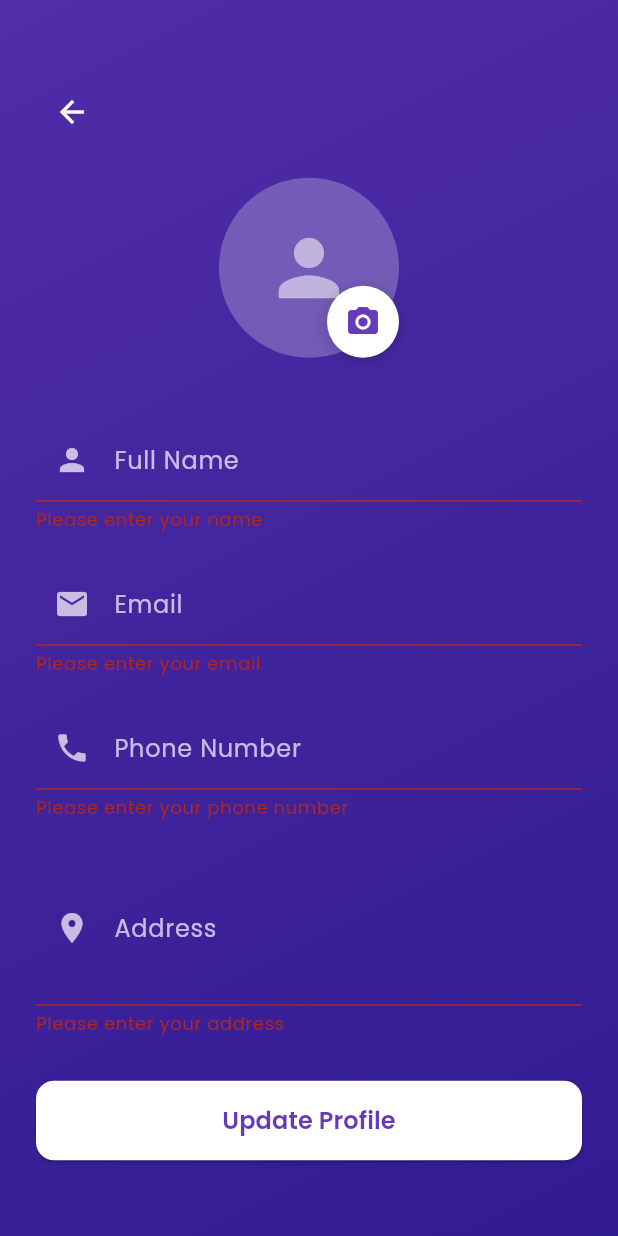
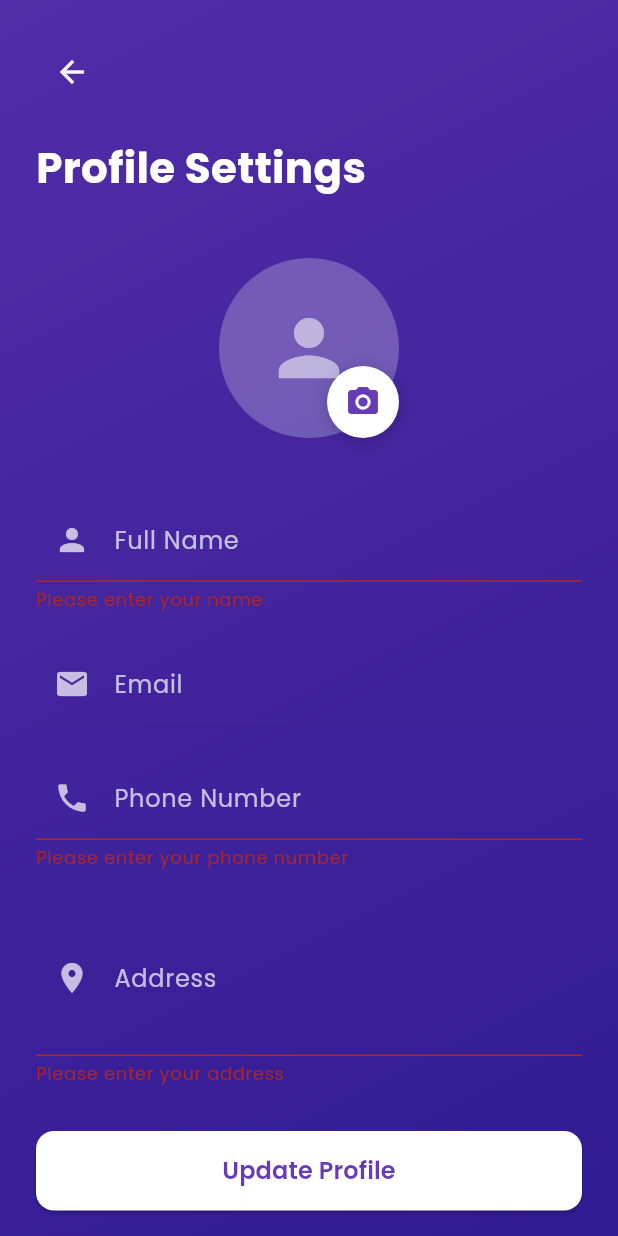
Before and after one commit to jamalihassan0307/Shopping-Ecommers-App-in-SQL, a Flutter app: the ProfileSettingsScreen screen opened by its route, after a tap on "Update Profile", on a phone screen of 412 x 824 dp. Run offline on Flutter 3.47's test engine with Material 3 defaults, Android fonts, the phone set to English and light mode, and no system bars; drawn by our look-alikes of flutter_animate; our stand-ins replace animated_text_kit, flutter_zoom_drawer, font_awesome_flutter, get, google_fonts, image_picker and 3 more; accounts and stored records are empty.

Commit message:
Integrate ProfileController into ProfileSettingsScreen for user data loading and profile update functionality. Implement loading state management during profile updates and enhance form field validation. Update UI elements for improved user experience and maintainability.

```diff
--- a/lib/screens/profile_settings_screen.dart
+++ b/lib/screens/profile_settings_screen.dart
@@ -4,6 +4,7 @@ import 'package:flutter_animate/flutter_animate.dart';
 import 'package:image_picker/image_picker.dart';
 import 'dart:io';
 import 'package:get/get.dart';
+import '../controller/profile_controller.dart';
 
 class ProfileSettingsScreen extends StatefulWidget {
   const ProfileSettingsScreen({Key? key}) : super(key: key);
@@ -20,6 +21,23 @@ class _ProfileSettingsScreenState extends State<ProfileSettingsScreen> {
   final _addressController = TextEditingController();
   File? _profileImage;
   final _imagePicker = ImagePicker();
+  final _profileController = Get.find<ProfileController>();
+  bool _isLoading = false;
+
+  @override
+  void initState() {
+    super.initState();
+    _loadUserData();
+  }
+
+  void _loadUserData() {
+    final userData = _profileController.userProfile;
+    if (userData.isNotEmpty) {
+      _nameController.text = userData['name'] ?? '';
+      _emailController.text = userData['email'] ?? '';
+      _phoneController.text = userData['phone'] ?? '';
+    }
+  }
 
   Future<void> _pickImage() async {
     final pickedFile = await _imagePicker.pickImage(source: ImageSource.gallery);
@@ -27,6 +45,25 @@ class _ProfileSettingsScreenState extends State<ProfileSettingsScreen> {
       setState(() {
         _profileImage = File(pickedFile.path);
       });
+    }
+  }
+
+  Future<void> _handleUpdate() async {
+    if (_formKey.currentState!.validate()) {
+      setState(() => _isLoading = true);
+
+      try {
+        final success = await _profileController.updateProfile(
+          name: _nameController.text.trim(),
+          phone: _phoneController.text.trim(),
+        );
+
+        if (success) {
+          Get.back();
+        }
+      } finally {
+        setState(() => _isLoading = false);
+      }
     }
   }
 
@@ -45,7 +82,6 @@ class _ProfileSettingsScreenState extends State<ProfileSettingsScreen> {
           ),
         ),
         child: SafeArea(
-          child: Center(
           child: SingleChildScrollView(
             child: Padding(
               padding: const EdgeInsets.all(24.0),
@@ -62,6 +98,20 @@ class _ProfileSettingsScreenState extends State<ProfileSettingsScreen> {
                       .fadeIn(duration: 600.ms),
 
                     const SizedBox(height: 20),
+
+                    // Title
+                    Text(
+                      'Profile Settings',
+                      style: GoogleFonts.poppins(
+                        fontSize: 28,
+                        fontWeight: FontWeight.bold,
+                        color: Colors.white,
+                      ),
+                    ).animate()
+                      .fadeIn(delay: 200.ms)
+                      .slideX(begin: -0.2, end: 0),
+
+                    const SizedBox(height: 40),
 
                     // Profile Image
                     Center(
@@ -139,6 +189,7 @@ class _ProfileSettingsScreenState extends State<ProfileSettingsScreen> {
                     TextFormField(
                       controller: _emailController,
                       style: const TextStyle(color: Colors.white),
+                      enabled: false, // Email cannot be changed
                       decoration: InputDecoration(
                         labelText: 'Email',
                         labelStyle: TextStyle(color: Colors.white70),
@@ -152,12 +203,6 @@ class _ProfileSettingsScreenState extends State<ProfileSettingsScreen> {
                           borderSide: const BorderSide(color: Colors.white),
                         ),
                       ),
-                        validator: (value) {
-                          if (value == null || value.isEmpty) {
-                            return 'Please enter your email';
-                          }
-                          return null;
-                        },
                     ).animate()
                       .fadeIn(delay: 800.ms)
                       .slideY(begin: 0.2, end: 0),
@@ -167,6 +212,7 @@ class _ProfileSettingsScreenState extends State<ProfileSettingsScreen> {
                     TextFormField(
                       controller: _phoneController,
                       style: const TextStyle(color: Colors.white),
+                      keyboardType: TextInputType.phone,
                       decoration: InputDecoration(
                         labelText: 'Phone Number',
                         labelStyle: TextStyle(color: Colors.white70),
@@ -225,18 +271,7 @@ class _ProfileSettingsScreenState extends State<ProfileSettingsScreen> {
                     SizedBox(
                       width: double.infinity,
                       child: ElevatedButton(
-                          onPressed: () {
-                            if (_formKey.currentState!.validate()) {
-                              // Handle profile update
-                              ScaffoldMessenger.of(context).showSnackBar(
-                                const SnackBar(
-                                  content: Text('Profile updated successfully'),
-                                  backgroundColor: Colors.green,
-                                ),
-                              );
-                              Get.back();
-                            }
-                          },
+                        onPressed: _isLoading ? null : _handleUpdate,
                         style: ElevatedButton.styleFrom(
                           backgroundColor: Colors.white,
                           foregroundColor: Colors.deepPurple,
@@ -244,8 +279,18 @@ class _ProfileSettingsScreenState extends State<ProfileSettingsScreen> {
                           shape: RoundedRectangleBorder(
                             borderRadius: BorderRadius.circular(12),
                           ),
+                          disabledBackgroundColor: Colors.white.withOpacity(0.5),
                         ),
-                          child: Text(
+                        child: _isLoading
+                            ? const SizedBox(
+                                height: 20,
+                                width: 20,
+                                child: CircularProgressIndicator(
+                                  strokeWidth: 2,
+                                  valueColor: AlwaysStoppedAnimation<Color>(Colors.deepPurple),
+                                ),
+                              )
+                            : Text(
                                 'Update Profile',
                                 style: GoogleFonts.poppins(
                                   fontSize: 16,
@@ -257,7 +302,6 @@ class _ProfileSettingsScreenState extends State<ProfileSettingsScreen> {
                       .fadeIn(delay: 1400.ms)
                       .slideY(begin: 0.2, end: 0),
                   ],
-                  ),
                 ),
               ),
             ),
```
Lines whose indentation alone changed are shown as unchanged.
